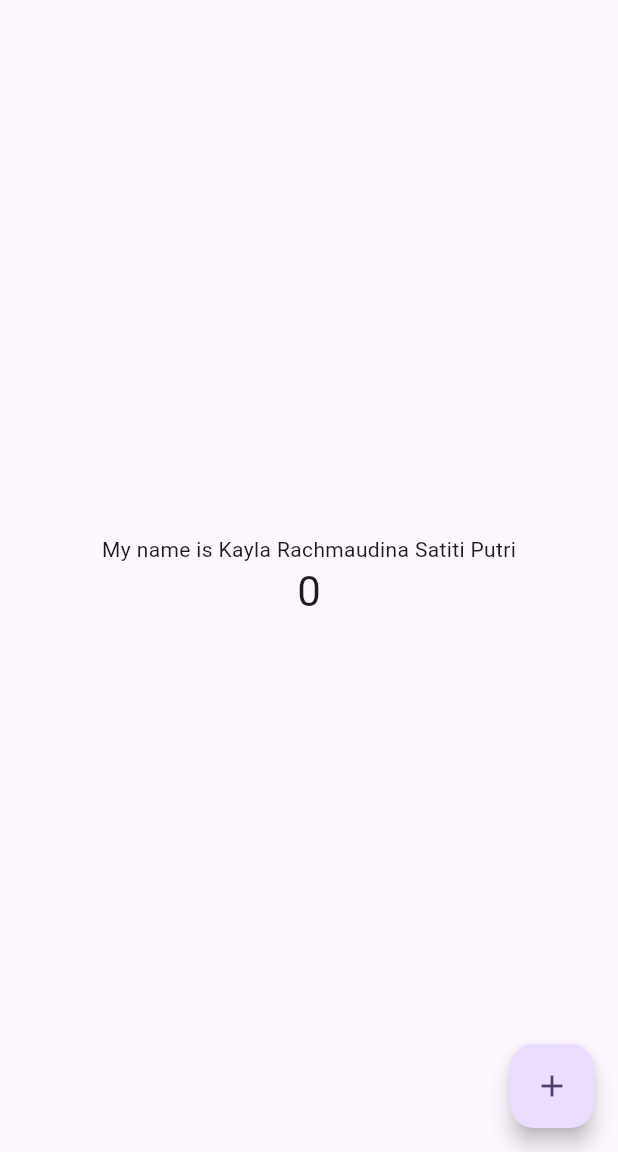
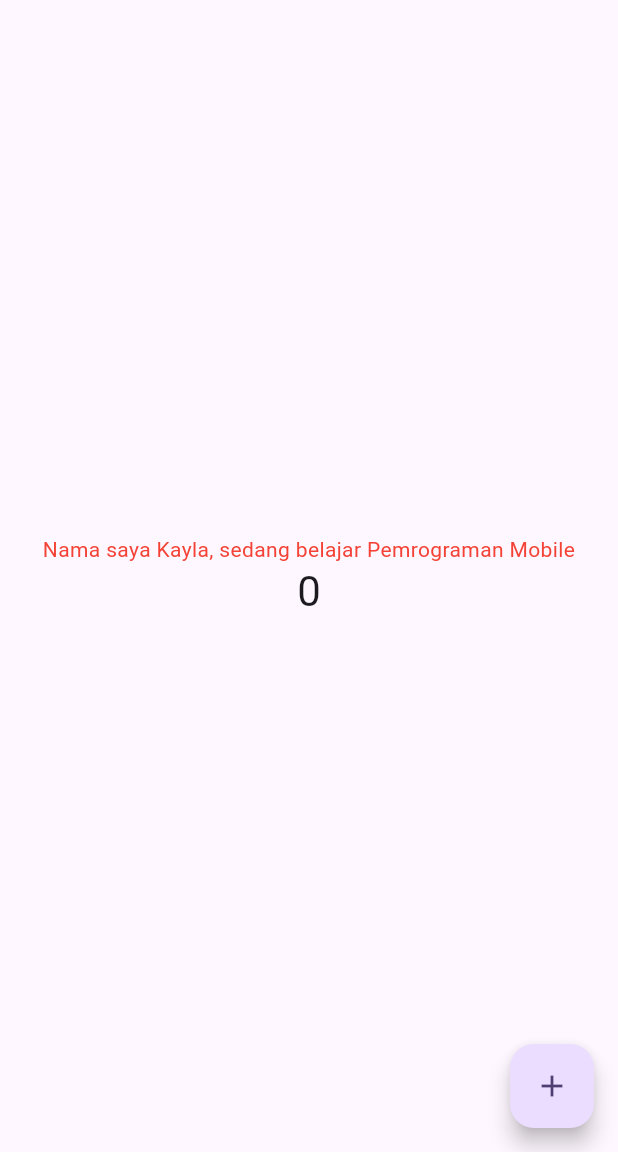
Before and after one commit to Kaylarsp/flutter-fundamental-part1, a Flutter app: the screen it shows after launch, on a phone screen of 412 x 824 dp, the part 84-1236 px from its top. Run offline on Flutter 3.47's test engine with Material 3 defaults, Android fonts, the phone set to English and light mode, and no system bars.

Commit message:
add text widget and update readme

```diff
--- /dev/null
+++ b/lib/basic_widgets/text_widget.dart
@@ -0,0 +1,13 @@
+import 'package:flutter/material.dart';
+
+class MyTextWidget extends StatelessWidget {
+  const MyTextWidget({Key? key}) : super(key: key);
+
+  @override
+  Widget build(BuildContext context) {
+    return const Text(
+      "Nama saya Kayla, sedang belajar Pemrograman Mobile",
+      style: TextStyle(color: Colors.red, fontSize: 14),
+      textAlign: TextAlign.center);
+  }
+}
--- a/lib/main.dart
+++ b/lib/main.dart
@@ -1,4 +1,5 @@
 import 'package:flutter/material.dart';
+import 'basic_widgets/text_widget.dart';
 
 void main() {
   runApp(const MyApp());
@@ -7,27 +8,11 @@ void main() {
 class MyApp extends StatelessWidget {
   const MyApp({super.key});
 
-  // This widget is the root of your application.
   @override
   Widget build(BuildContext context) {
     return MaterialApp(
       title: 'Flutter Demo',
       theme: ThemeData(
-        // This is the theme of your application.
-        //
-        // TRY THIS: Try running your application with "flutter run". You'll see
-        // the application has a purple toolbar. Then, without quitting the app,
-        // try changing the seedColor in the colorScheme below to Colors.green
-        // and then invoke "hot reload" (save your changes or press the "hot
-        // reload" button in a Flutter-supported IDE, or press "r" if you used
-        // the command line to start the app).
-        //
-        // Notice that the counter didn't reset back to zero; the application
-        // state is not lost during the reload. To reset the state, use hot
-        // restart instead.
-        //
-        // This works for code too, not just values: Most code changes can be
-        // tested with just a hot reload.
         colorScheme: ColorScheme.fromSeed(seedColor: Colors.deepPurple),
       ),
       home: const MyHomePage(title: 'Flutter Demo Home Page'),
@@ -37,15 +22,6 @@ class MyApp extends StatelessWidget {
 
 class MyHomePage extends StatefulWidget {
   const MyHomePage({super.key, required this.title});
-
-  // This widget is the home page of your application. It is stateful, meaning
-  // that it has a State object (defined below) that contains fields that affect
-  // how it looks.
-
-  // This class is the configuration for the state. It holds the values (in this
-  // case the title) provided by the parent (in this case the App widget) and
-  // used by the build method of the State. Fields in a Widget subclass are
-  // always marked "final".
 
   final String title;
 
@@ -58,23 +34,12 @@ class _MyHomePageState extends State<MyHomePage> {
 
   void _incrementCounter() {
     setState(() {
-      // This call to setState tells the Flutter framework that something has
-      // changed in this State, which causes it to rerun the build method below
-      // so that the display can reflect the updated values. If we changed
-      // _counter without calling setState(), then the build method would not be
-      // called again, and so nothing would appear to happen.
       _counter++;
     });
   }
 
   @override
   Widget build(BuildContext context) {
-    // This method is rerun every time setState is called, for instance as done
-    // by the _incrementCounter method above.
-    //
-    // The Flutter framework has been optimized to make rerunning build methods
-    // fast, so that you can just rebuild anything that needs updating rather
-    // than having to individually change instances of widgets.
     return Scaffold(
       appBar: AppBar(
         // TRY THIS: Try changing the color here to a specific color (to
@@ -86,10 +51,7 @@ class _MyHomePageState extends State<MyHomePage> {
         title: Text(widget.title),
       ),
       body: Center(
-        // Center is a layout widget. It takes a single child and positions it
-        // in the middle of the parent.
         child: Column(
-          // Column is also a layout widget. It takes a list of children and
           // arranges them vertically. By default, it sizes itself to fit its
           // children horizontally, and tries to be as tall as its parent.
           //
@@ -104,7 +66,7 @@ class _MyHomePageState extends State<MyHomePage> {
           // wireframe for each widget.
           mainAxisAlignment: MainAxisAlignment.center,
           children: <Widget>[
-            const Text('My name is Kayla Rachmaudina Satiti Putri'),
+            const MyTextWidget(),
             Text(
               '$_counter',
               style: Theme.of(context).textTheme.headlineMedium,
```
Also changed, not shown: images/02.png (added), 1 other file.
